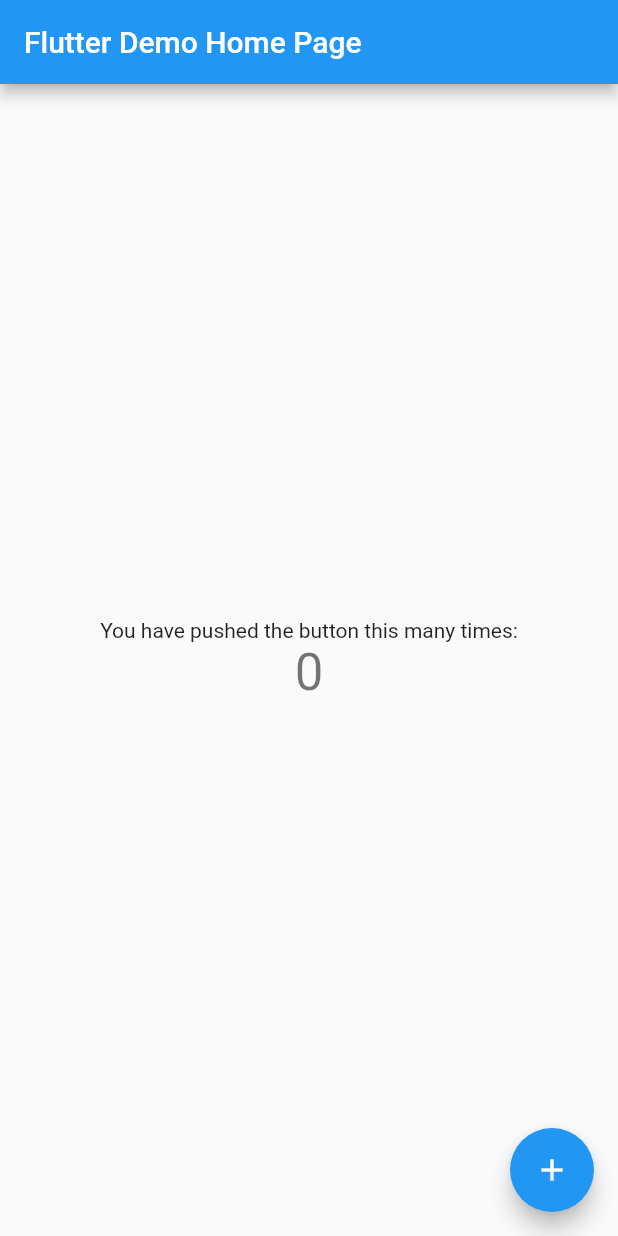
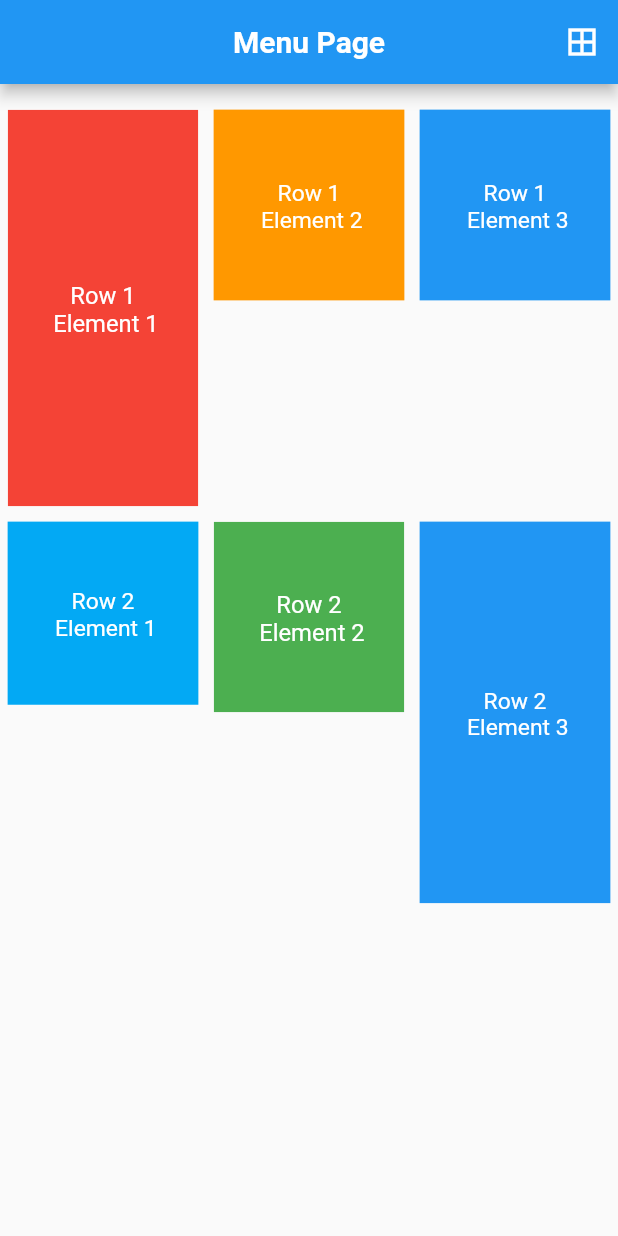
Before and after one commit to anakahala/flutter_app_menu, a Flutter app: the screen it shows after launch, on a phone screen of 412 x 824 dp. Run offline on Flutter 3.47's test engine with Material 2 defaults, Android fonts, the phone set to English and light mode, and no system bars.

```diff
--- a/lib/main.dart
+++ b/lib/main.dart
@@ -22,10 +22,182 @@ class MyApp extends StatelessWidget {
         // is not restarted.
         primarySwatch: Colors.blue,
       ),
-      home: MyHomePage(title: 'Flutter Demo Home Page'),
+      home: MenuPage(),
     );
   }
 }
+
+class MenuPage extends StatefulWidget {
+  @override
+  State<StatefulWidget> createState()  => _MenuPage();
+}
+
+// https://ichi.pro/flutter-whijyettogaido-5-fun-inai-no-te-buruwhijyetto-170971901812756
+class _MenuPage extends State<MenuPage> {
+  bool _isBorderEnabled = false;
+  var _actionIcon = Icons.border_all;
+
+  @override
+  Widget build(BuildContext context) {
+    return Scaffold(
+      appBar: AppBar(
+        centerTitle: true,
+        title: Container(
+          child: Text(
+            'Menu Page',
+            style: TextStyle(
+              fontSize: 20.0,
+              fontWeight: FontWeight.bold,
+            ),
+          ),
+        ),
+        actions: [
+          IconButton(
+              icon: Icon(_actionIcon),
+              onPressed: () => setState(() {
+                _isBorderEnabled == false
+                    ? _isBorderEnabled = true
+                    : _isBorderEnabled = false;
+                _isBorderEnabled
+                  ? _actionIcon = Icons.border_clear
+                  : _actionIcon = Icons.border_all;
+              }),
+          )
+        ],
+      ),
+      body: SingleChildScrollView(
+        padding: EdgeInsets.only(top: 12),
+        child: Table(
+          border: _isBorderEnabled ? TableBorder.all() : null,
+          defaultVerticalAlignment: TableCellVerticalAlignment.top,
+          children: <TableRow>[
+            TableRow(children: <Widget>[
+              FittedBox(
+                fit: BoxFit.contain,
+                child: Container(
+                  margin: EdgeInsets.all(2),
+                  color: Colors.red,
+                  width: 48.0,
+                  height: 100.0,
+                  child: Center(
+                    child: Text(
+                      "Row 1 \n Element 1",
+                      textAlign: TextAlign.center,
+                      style: TextStyle(
+                        color: Colors.white,
+                        fontSize: 6.0
+                      ),
+                    ),
+                  ),
+                ),
+              ),
+              FittedBox(
+                fit: BoxFit.contain,
+                child: Container(
+                  margin: EdgeInsets.all(2),
+                  color: Colors.orange,
+                  width: 50.0,
+                  height: 50.0,
+                  child: Center(
+                    child: Text(
+                      "Row 1 \n Element 2",
+                      textAlign: TextAlign.center,
+                      style: TextStyle(
+                          color: Colors.white,
+                          fontSize: 6.0
+                      ),
+                    ),
+                  ),
+                ),
+              ),
+              FittedBox(
+                fit: BoxFit.contain,
+                child: Container(
+                  margin: EdgeInsets.all(2),
+                  color: Colors.blue,
+                  width: 50.0,
+                  height: 50.0,
+                  child: Center(
+                    child: Text(
+                      "Row 1 \n Element 3",
+                      textAlign: TextAlign.center,
+                      style: TextStyle(
+                          color: Colors.white,
+                          fontSize: 6.0,
+                      ),
+                    ),
+                  ),
+                ),
+              ),
+            ]),
+            // second table row
+            TableRow(children: <Widget>[
+              FittedBox(
+                fit: BoxFit.contain,
+                child: Container(
+                  margin: EdgeInsets.all(2),
+                  color: Colors.lightBlue,
+                  width: 50.0,
+                  height: 48.0,
+                  child: Center(
+                    child: Text(
+                      "Row 2 \n Element 1",
+                      textAlign: TextAlign.center,
+                      style: TextStyle(
+                        color: Colors.white,
+                        fontSize: 6.0,
+                      ),
+                    ),
+                  ),
+                ),
+              ),
+              FittedBox(
+                fit: BoxFit.contain,
+                child: Container(
+                  margin: EdgeInsets.all(2),
+                  color: Colors.green,
+                  width: 48.0,
+                  height: 48.0,
+                  child: Center(
+                    child: Text(
+                      "Row 2 \n Element 2",
+                      textAlign: TextAlign.center,
+                      style: TextStyle(
+                        color: Colors.white,
+                        fontSize: 6.0,
+                      ),
+                    ),
+                  ),
+                ),
+              ),
+              FittedBox(
+                fit: BoxFit.contain,
+                child: Container(
+                  margin: EdgeInsets.all(2),
+                  color: Colors.blue,
+                  width: 50.0,
+                  height: 100.0,
+                  child: Center(
+                    child: Text(
+                      "Row 2 \n Element 3",
+                      textAlign: TextAlign.center,
+                      style: TextStyle(
+                        color: Colors.white,
+                        fontSize: 6.0,
+                      ),
+                    ),
+                  ),
+                ),
+              ),
+            ])
+          ],
+        ),
+      ),
+    );
+  }
+}
+
+
 
 class MyHomePage extends StatefulWidget {
   MyHomePage({Key key, this.title}) : super(key: key);
--- a/pubspec.yaml
+++ b/pubspec.yaml
@@ -28,6 +28,7 @@ dependencies:
   # The following adds the Cupertino Icons font to your application.
   # Use with the CupertinoIcons class for iOS style icons.
   cupertino_icons: ^1.0.2
+  basic_utils:
 
 dev_dependencies:
   flutter_test:
```
Also changed, not shown: pubspec.lock.
